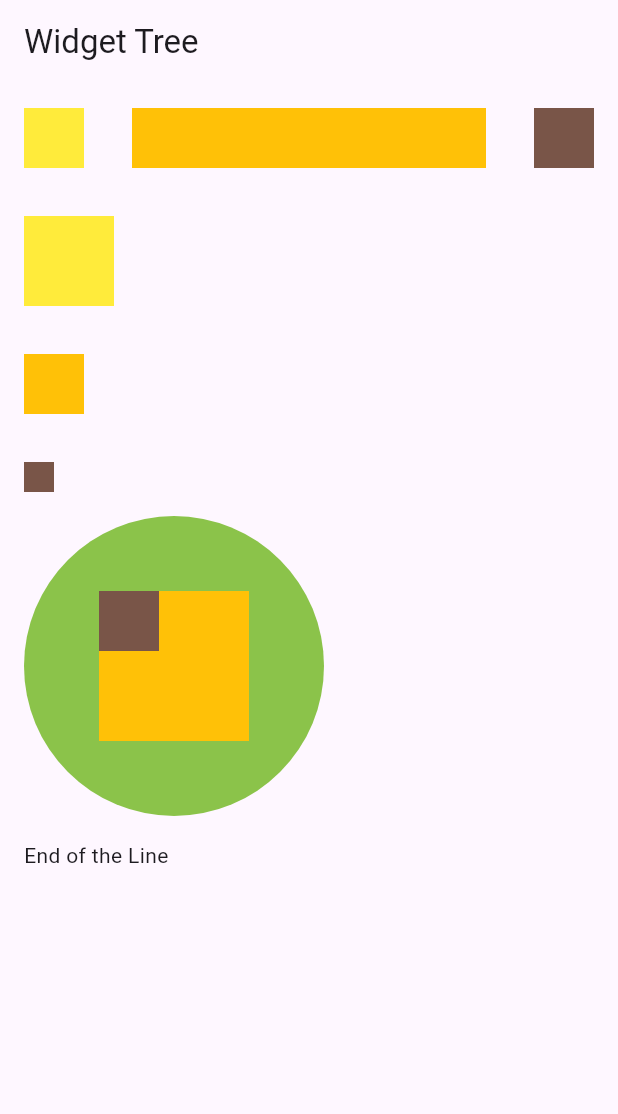
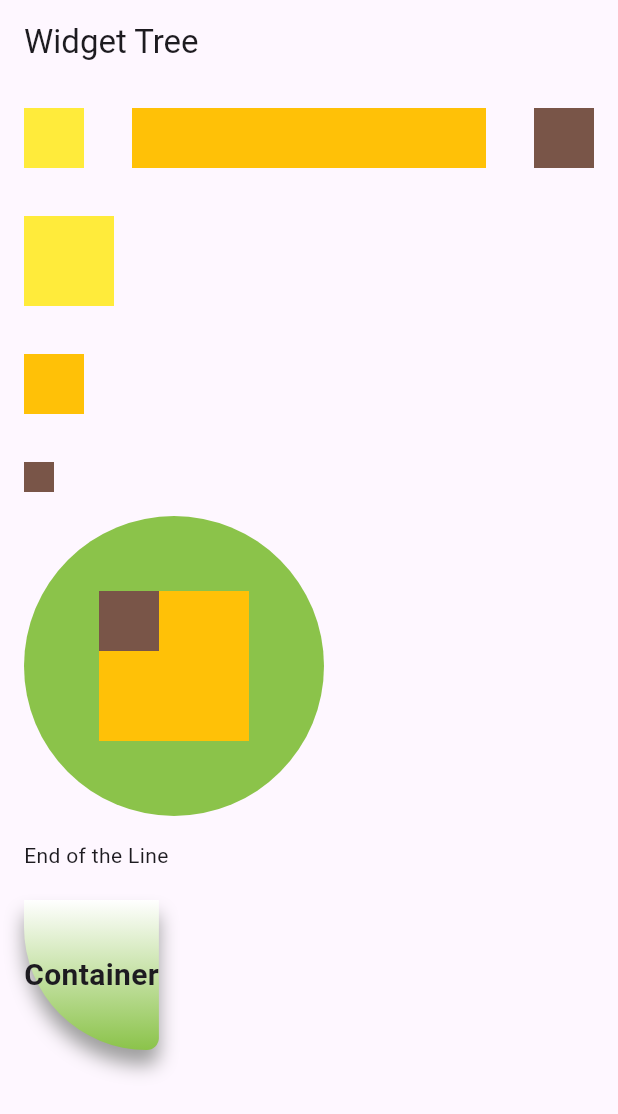
Before and after one commit to itsmesaadali/Mobile-development, a Flutter app: the screen it shows after launch, on a phone screen of 412 x 824 dp. Shown: the top 1114 px of the screen. Run offline on Flutter 3.47's test engine with Material 3 defaults, Android fonts, the phone set to English and light mode, and no system bars.

Commit message:
Upload lab 5 & 6

```diff
--- /dev/null
+++ b/Lab-5/lib/BoxDoc.dart
@@ -0,0 +1,43 @@
+// BoxDoc.dart
+
+import 'package:flutter/material.dart';
+
+// 🔹 A decorated container with gradient, border radius, and shadow
+class ContainerWithBoxDecorationWidget extends StatelessWidget {
+  const ContainerWithBoxDecorationWidget({super.key});
+
+  @override
+  Widget build(BuildContext context) {
+    return Column(
+      children: <Widget>[
+        Container(
+          height: 100.0,
+          decoration: BoxDecoration(
+            borderRadius: const BorderRadius.only(
+              bottomLeft: Radius.circular(100.0),
+              bottomRight: Radius.circular(10.0),
+            ),
+            gradient: LinearGradient(
+              begin: Alignment.topCenter,
+              end: Alignment.bottomCenter,
+              colors: [Colors.white, Colors.lightGreen.shade500],
+            ),
+            boxShadow: const [
+              BoxShadow(
+                color: Colors.grey,
+                blurRadius: 10.0,
+                offset: Offset(0.0, 10.0),
+              ),
+            ],
+          ),
+          child: const Center(
+            child: Text(
+              'Container',
+              style: TextStyle(fontSize: 20, fontWeight: FontWeight.bold),
+            ),
+          ),
+        ),
+      ],
+    );
+  }
+}
--- a/Lab-5/lib/main.dart
+++ b/Lab-5/lib/main.dart
@@ -1,9 +1,14 @@
+// main.dart
+
 import 'package:flutter/material.dart';
+// ✅ Import your BoxDoc.dart file
+import 'BoxDoc.dart';
 
 void main() {
   runApp(const MainApp());
 }
 
+// 🔹 Root widget of the app
 class MainApp extends StatelessWidget {
   const MainApp({super.key});
 
@@ -11,31 +16,34 @@ class MainApp extends StatelessWidget {
   Widget build(BuildContext context) {
     return MaterialApp(
       home: Scaffold(
-        appBar: AppBar(title: Text('Widget Tree')),
-        body: SafeAreaWidget(),
+        appBar: AppBar(title: const Text('Widget Tree')),
+        body: const SafeAreaWidget(),
       ),
     );
   }
 }
 
+// 🔹 SafeArea prevents UI from overlapping with notches or status bar
 class SafeAreaWidget extends StatelessWidget {
   const SafeAreaWidget({super.key});
 
   @override
   Widget build(BuildContext context) {
-    return SafeArea(child: SignleChildScrollViewWidget());
+    return const SafeArea(child: SignleChildScrollViewWidget());
   }
 }
 
+// 🔹 Allows scrolling if content is long
 class SignleChildScrollViewWidget extends StatelessWidget {
   const SignleChildScrollViewWidget({super.key});
 
   @override
   Widget build(BuildContext context) {
-    return SingleChildScrollView(child: PaddingWdiget());
+    return const SingleChildScrollView(child: PaddingWdiget());
   }
 }
 
+// 🔹 Adds padding and contains the column layout
 class PaddingWdiget extends StatelessWidget {
   const PaddingWdiget({super.key});
 
@@ -45,16 +53,19 @@ class PaddingWdiget extends StatelessWidget {
       padding: EdgeInstetsWidget(),
       child: Column(
         children: <Widget>[
+          // 🔸 First Row with three containers
           Row(
             children: <Widget>[
-              Container(color: Colors.yellow, height: 40.0, width: 40.0),
+              const ContainerWidget(),
               Padding(padding: EdgeInstetsWidget()),
-              ExpandedWidget(),
+              const ExpandedWidget(),
               Padding(padding: EdgeInstetsWidget()),
               Container(color: Colors.brown, height: 40.0, width: 40.0),
             ],
           ),
           Padding(padding: EdgeInstetsWidget()),
+
+          // 🔸 Second Row with a Column inside
           Row(
             children: <Widget>[
               Column(
@@ -66,10 +77,16 @@ class PaddingWdiget extends StatelessWidget {
                   Container(color: Colors.amber, height: 40.0, width: 40.0),
                   Padding(padding: EdgeInstetsWidget()),
                   Container(color: Colors.brown, height: 20.0, width: 20.0),
-                  Divider(),
-                  RowWidget(),
-                  Divider(),
-                  Text('End of the Line'),
+
+                  const Divider(),
+                  const RowWidget(),
+                  const Divider(),
+
+                  const Text('End of the Line'),
+
+                  // ✅ Imported widget from BoxDoc.dart
+                  const SizedBox(height: 20),
+                  const ContainerWithBoxDecorationWidget(), // 👈 This is from BoxDoc.dart
                 ],
               ),
             ],
@@ -79,9 +96,21 @@ class PaddingWdiget extends StatelessWidget {
     );
   }
 
-  EdgeInsets EdgeInstetsWidget() => EdgeInsets.all(16.0);
+  // 🔹 Helper method for consistent padding
+  EdgeInsets EdgeInstetsWidget() => const EdgeInsets.all(16.0);
 }
 
+// 🔹 Simple container widget
+class ContainerWidget extends StatelessWidget {
+  const ContainerWidget({super.key});
+
+  @override
+  Widget build(BuildContext context) {
+    return Container(color: Colors.yellow, height: 40.0, width: 40.0);
+  }
+}
+
+// 🔹 Expanded widget fills remaining horizontal space
 class ExpandedWidget extends StatelessWidget {
   const ExpandedWidget({super.key});
 
@@ -93,6 +122,7 @@ class ExpandedWidget extends StatelessWidget {
   }
 }
 
+// 🔹 Row widget with a CircleAvatar and stacked containers
 class RowWidget extends StatelessWidget {
   const RowWidget({super.key});
 
```
